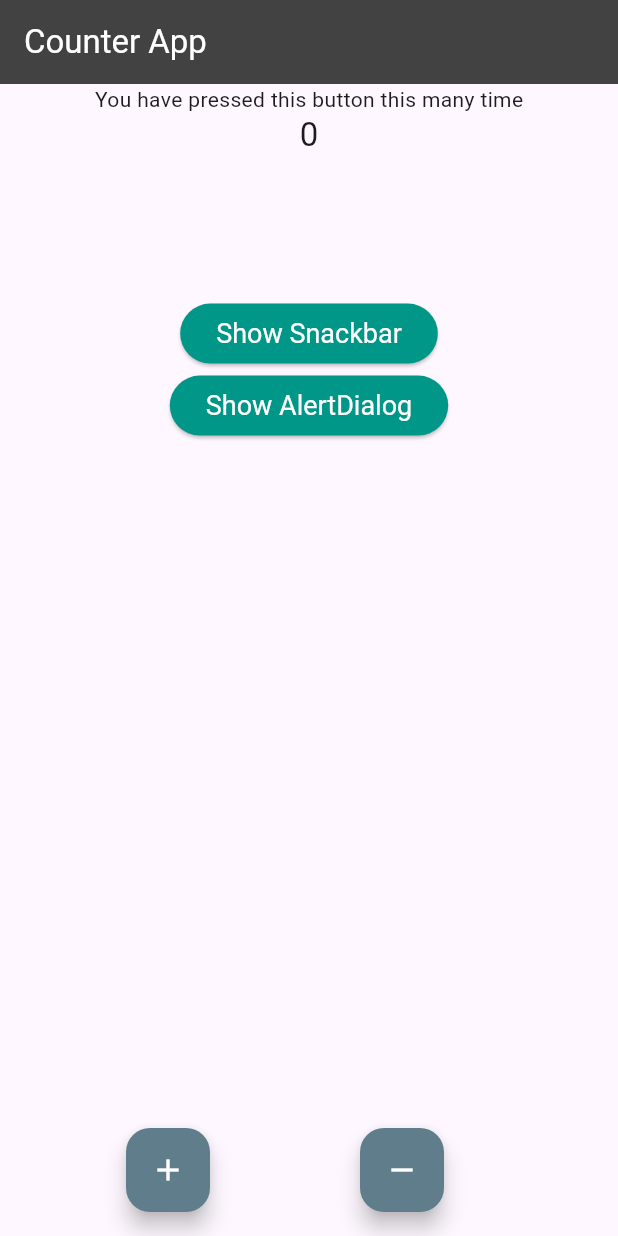
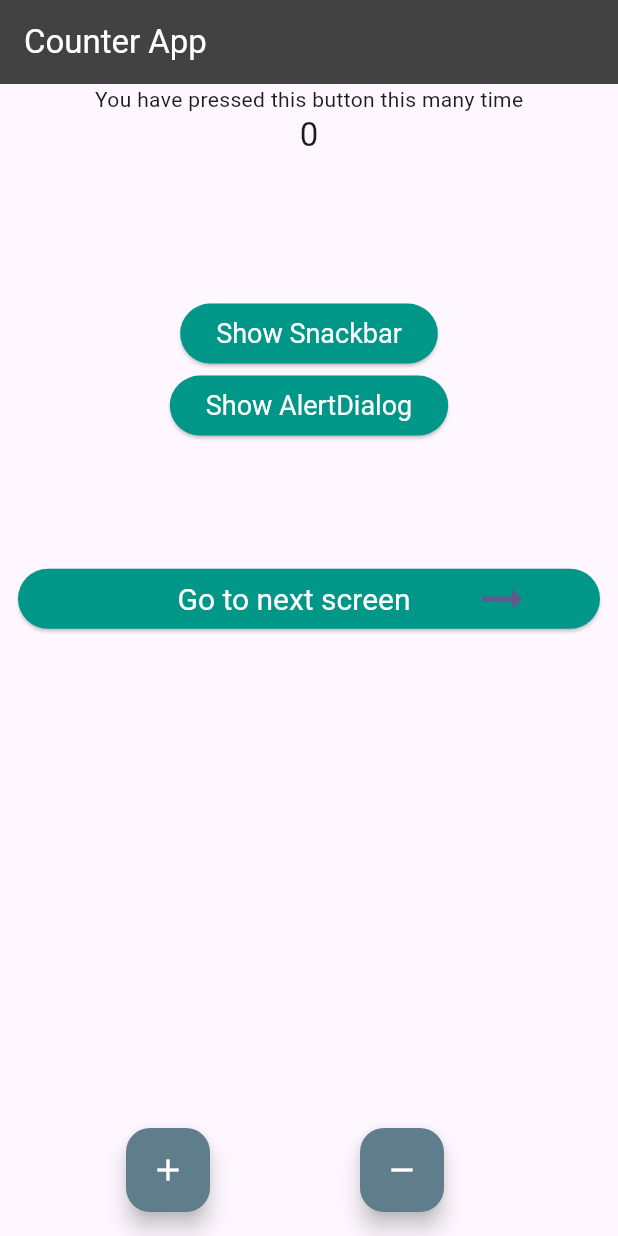
Before and after one commit to ShashwatRai575/getx_counter, a Flutter app: the screen it shows after launch, on a phone screen of 412 x 824 dp. Run offline on Flutter 3.47's test engine with Material 2 defaults, Android fonts, the phone set to English and light mode, and no system bars; our stand-ins replace get.

```diff
--- a/lib/homepage.dart
+++ b/lib/homepage.dart
@@ -1,6 +1,7 @@
 import 'package:flutter/material.dart';
 import 'package:get/get.dart';
 import './counter_cotroller.dart';
+import 'newPage.dart';
 
 class HomePage extends StatefulWidget {
   const HomePage({super.key});
@@ -87,6 +88,36 @@ class _HomePageState extends State<HomePage> {
           ),
         )
 ),
+
+Padding(
+  padding: const EdgeInsets.all(12.0),
+  child: ElevatedButton(
+      style: ElevatedButton.styleFrom(
+        textStyle: const TextStyle(fontSize: 20), backgroundColor: Colors.teal,
+        minimumSize: const Size.fromHeight(40),
+      ),
+      child: const Row(
+        children: [
+          Spacer(),
+          Text("Go to next screen",
+          style: TextStyle(
+            color: Colors.white
+          ),),
+          SizedBox(
+            width: 20,
+          ),
+          Expanded(
+              child: Icon(
+            Icons.arrow_right_alt,
+            size: 40,
+          ))
+        ],
+      ),
+      onPressed: () {
+        Get.to(() => const SecondPage());
+      }),
+),
+
             ],
           ),
 
```
Also changed, not shown: lib/newPage.dart (added, +62 -0 lines).
